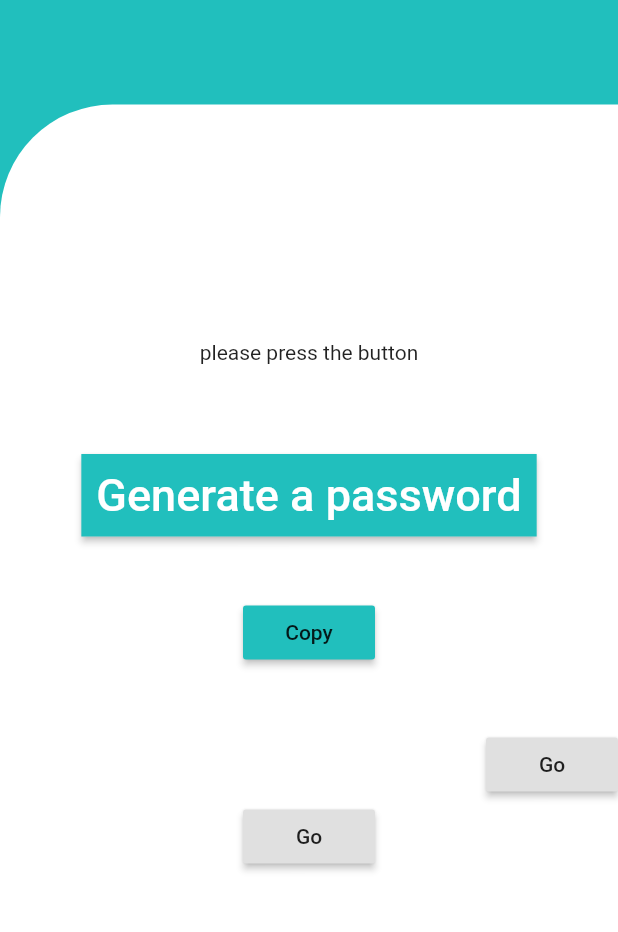
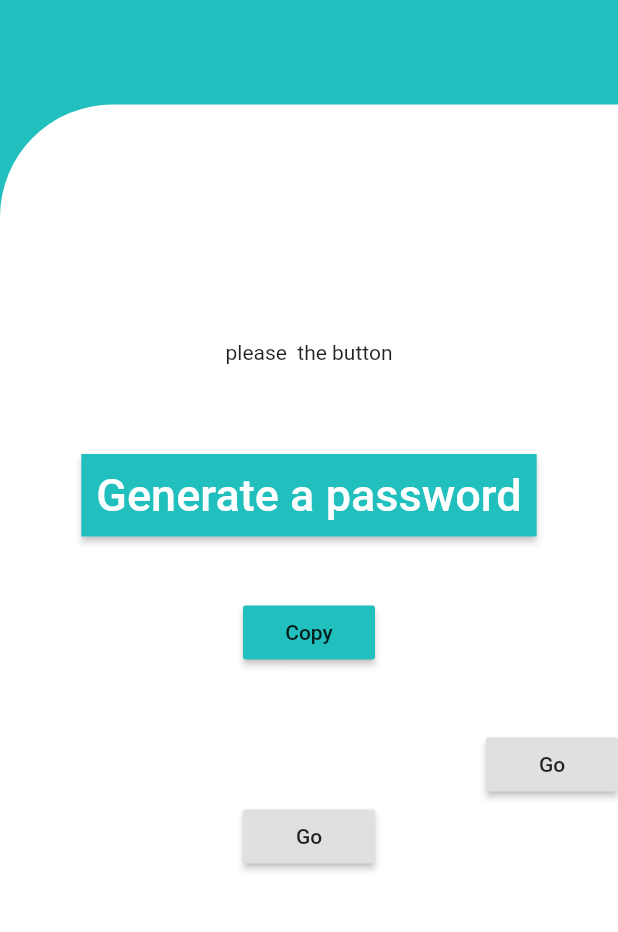
Before and after one commit to alien1403/password_generator, a Flutter app: the screen it shows after launch, on a phone screen of 412 x 824 dp, the part 128-1060 px from its top. Run offline on Flutter 3.47's test engine with Material 2 defaults, Android fonts, the phone set to English and light mode, and no system bars; Roboto replaces fonts that are missing (Montserrat).

Commit message:
second commit

```diff
--- a/lib/main.dart
+++ b/lib/main.dart
@@ -24,7 +24,7 @@ class MyHomePage extends StatefulWidget {
   @override
   _MyHomePageState createState() => _MyHomePageState();
 }
-String password = "please press the button";
+String password = "please  the button";
 
 
 
```
